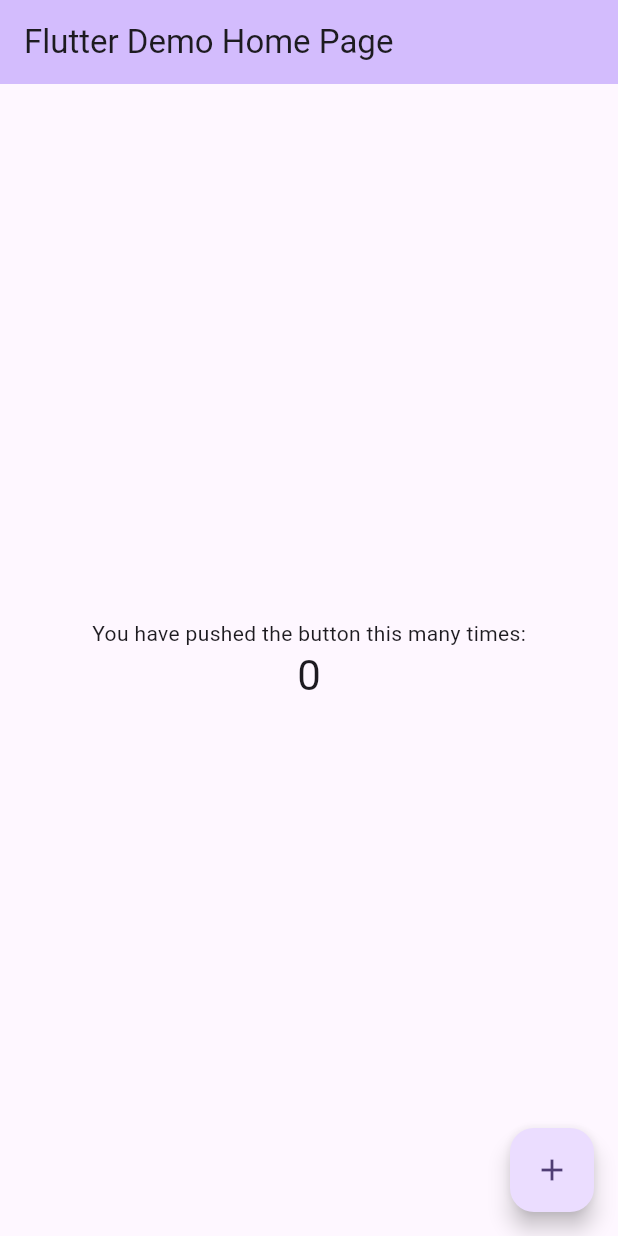
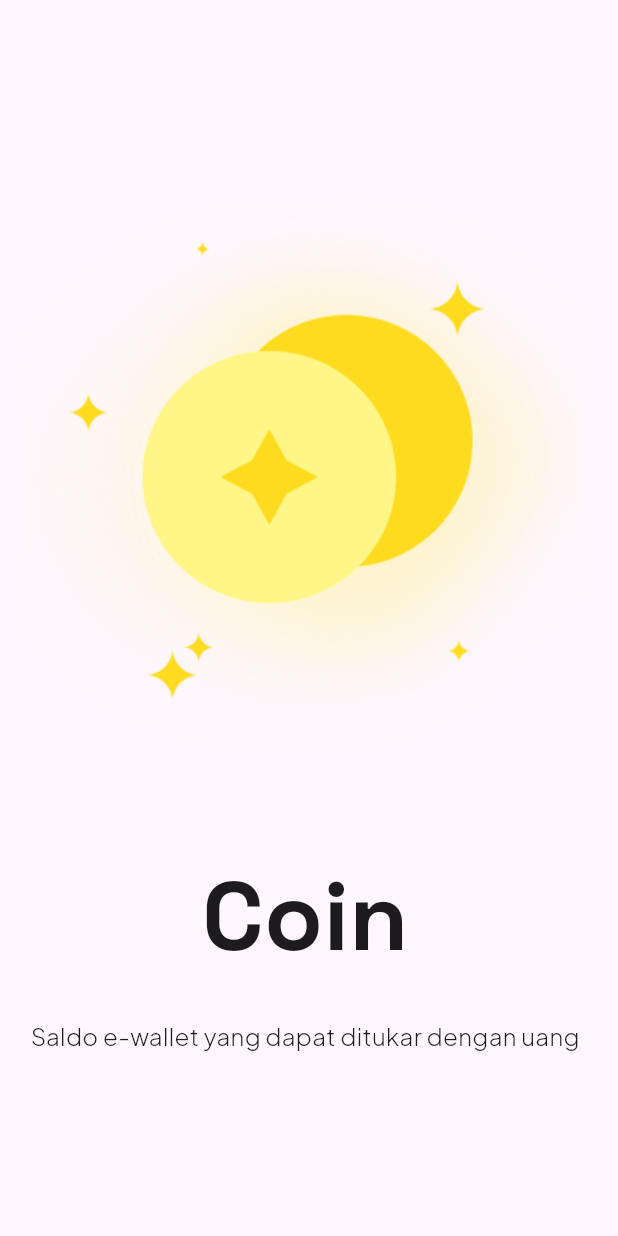
Before and after one commit to DeepSyyy/recycle-rush-fe, a Flutter app: the screen it shows after launch, on a phone screen of 412 x 824 dp. Run offline on Flutter 3.47's test engine with Material 3 defaults, Android fonts, the phone set to English and light mode, and no system bars; our stand-ins replace google_fonts.

Commit message:
add onboarding

```diff
--- /dev/null
+++ b/lib/feature/onboarding/presentation/widget/onboarding_5.dart
@@ -0,0 +1,38 @@
+import 'package:flutter/material.dart';
+import 'package:google_fonts/google_fonts.dart';
+
+class RecycleRushOnboardingWidgetFifth extends StatelessWidget {
+  const RecycleRushOnboardingWidgetFifth({super.key});
+
+  @override
+  Widget build(BuildContext context) {
+    return Padding(
+      padding: const EdgeInsets.symmetric(horizontal: 16),
+      child: Column(
+        mainAxisAlignment: MainAxisAlignment.center,
+        children: [
+          Image.asset(
+            'assets/images/coins-image-onboard.png',
+          ),
+          const SizedBox(height: 51),
+          Text(
+            "Coin",
+            style: GoogleFonts.spaceGrotesk(
+              fontSize: 64,
+              fontWeight: FontWeight.w700,
+            ),
+          ),
+          const SizedBox(height: 22),
+          Text(
+            "Saldo e-wallet yang dapat ditukar dengan uang",
+            style: GoogleFonts.plusJakartaSans(
+              fontSize: 16,
+              fontWeight: FontWeight.w300,
+            ),
+            textAlign: TextAlign.center,
+          )
+        ],
+      ),
+    );
+  }
+}
--- a/lib/main.dart
+++ b/lib/main.dart
@@ -1,4 +1,9 @@
 import 'package:flutter/material.dart';
+import 'package:recycle_rush_fe/feature/onboarding/presentation/widget/onboarding_1.dart';
+import 'package:recycle_rush_fe/feature/onboarding/presentation/widget/onboarding_2.dart';
+import 'package:recycle_rush_fe/feature/onboarding/presentation/widget/onboarding_3.dart';
+import 'package:recycle_rush_fe/feature/onboarding/presentation/widget/onboarding_4.dart';
+import 'package:recycle_rush_fe/feature/onboarding/presentation/widget/onboarding_5.dart';
 
 void main() {
   runApp(const MyApp());
@@ -6,28 +11,11 @@ void main() {
 
 class MyApp extends StatelessWidget {
   const MyApp({super.key});
-
-  // This widget is the root of your application.
   @override
   Widget build(BuildContext context) {
     return MaterialApp(
       title: 'Flutter Demo',
       theme: ThemeData(
-        // This is the theme of your application.
-        //
-        // TRY THIS: Try running your application with "flutter run". You'll see
-        // the application has a purple toolbar. Then, without quitting the app,
-        // try changing the seedColor in the colorScheme below to Colors.green
-        // and then invoke "hot reload" (save your changes or press the "hot
-        // reload" button in a Flutter-supported IDE, or press "r" if you used
-        // the command line to start the app).
-        //
-        // Notice that the counter didn't reset back to zero; the application
-        // state is not lost during the reload. To reset the state, use hot
-        // restart instead.
-        //
-        // This works for code too, not just values: Most code changes can be
-        // tested with just a hot reload.
         colorScheme: ColorScheme.fromSeed(seedColor: Colors.deepPurple),
         useMaterial3: true,
       ),
@@ -36,90 +24,16 @@ class MyApp extends StatelessWidget {
   }
 }
 
-class MyHomePage extends StatefulWidget {
+class MyHomePage extends StatelessWidget {
   const MyHomePage({super.key, required this.title});
-
-  // This widget is the home page of your application. It is stateful, meaning
-  // that it has a State object (defined below) that contains fields that affect
-  // how it looks.
-
-  // This class is the configuration for the state. It holds the values (in this
-  // case the title) provided by the parent (in this case the App widget) and
-  // used by the build method of the State. Fields in a Widget subclass are
-  // always marked "final".
-
   final String title;
 
   @override
-  State<MyHomePage> createState() => _MyHomePageState();
-}
-
-class _MyHomePageState extends State<MyHomePage> {
-  int _counter = 0;
-
-  void _incrementCounter() {
-    setState(() {
-      // This call to setState tells the Flutter framework that something has
-      // changed in this State, which causes it to rerun the build method below
-      // so that the display can reflect the updated values. If we changed
-      // _counter without calling setState(), then the build method would not be
-      // called again, and so nothing would appear to happen.
-      _counter++;
-    });
-  }
-
-  @override
   Widget build(BuildContext context) {
-    // This method is rerun every time setState is called, for instance as done
-    // by the _incrementCounter method above.
-    //
-    // The Flutter framework has been optimized to make rerunning build methods
-    // fast, so that you can just rebuild anything that needs updating rather
-    // than having to individually change instances of widgets.
-    return Scaffold(
-      appBar: AppBar(
-        // TRY THIS: Try changing the color here to a specific color (to
-        // Colors.amber, perhaps?) and trigger a hot reload to see the AppBar
-        // change color while the other colors stay the same.
-        backgroundColor: Theme.of(context).colorScheme.inversePrimary,
-        // Here we take the value from the MyHomePage object that was created by
-        // the App.build method, and use it to set our appbar title.
-        title: Text(widget.title),
+    return const SafeArea(
+      child: Scaffold(
+        body: RecycleRushOnboardingWidgetFifth(),
       ),
-      body: Center(
-        // Center is a layout widget. It takes a single child and positions it
-        // in the middle of the parent.
-        child: Column(
-          // Column is also a layout widget. It takes a list of children and
-          // arranges them vertically. By default, it sizes itself to fit its
-          // children horizontally, and tries to be as tall as its parent.
-          //
-          // Column has various properties to control how it sizes itself and
-          // how it positions its children. Here we use mainAxisAlignment to
-          // center the children vertically; the main axis here is the vertical
-          // axis because Columns are vertical (the cross axis would be
-          // horizontal).
-          //
-          // TRY THIS: Invoke "debug painting" (choose the "Toggle Debug Paint"
-          // action in the IDE, or press "p" in the console), to see the
-          // wireframe for each widget.
-          mainAxisAlignment: MainAxisAlignment.center,
-          children: <Widget>[
-            const Text(
-              'You have pushed the button this many times:',
-            ),
-            Text(
-              '$_counter',
-              style: Theme.of(context).textTheme.headlineMedium,
-            ),
-          ],
-        ),
-      ),
-      floatingActionButton: FloatingActionButton(
-        onPressed: _incrementCounter,
-        tooltip: 'Increment',
-        child: const Icon(Icons.add),
-      ), // This trailing comma makes auto-formatting nicer for build methods.
     );
   }
 }
```
Also changed, not shown: lib/feature/onboarding/presentation/widget/onboarding_1.dart (added, +39 -0 lines), lib/feature/onboarding/presentation/widget/onboarding_2.dart (added, +43 -0 lines), lib/feature/onboarding/presentation/widget/onboarding_3.dart (added, +43 -0 lines), lib/feature/onboarding/presentation/widget/onboarding_4.dart (added, +38 -0 lines), pubspec.yaml (+4 -55 lines), assets/images/clan-quest-banner.png (added), assets/images/coins-image-onboard.png (added), assets/images/eco-quest-banner.png (added), assets/images/globy-onboard-1.png (added), assets/images/globy-onboard-2.png (added), assets/images/globy-onboard-final.png (added), assets/images/xp-image-onboard.png (added), pubspec.lock, 7 other files.
